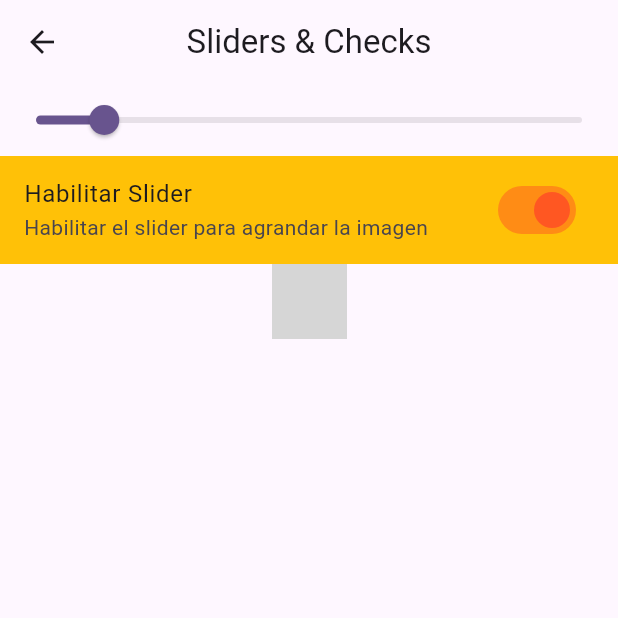
After one commit to arodriguezgim/PMDM2526, a Flutter app: the SlidersScreen screen opened by its route, on a phone screen of 412 x 824 dp, the top half of it. The commit adds this screen. Run offline on Flutter 3.47's test engine with Material 3 defaults, Android fonts, the phone set to English and light mode, and no system bars; network calls fail; grey boxes are pictures that could not be loaded.

Commit message:
Fin clase miercoles

```diff
--- a/Flutter/componentes/lib/config/routes/menu_items.dart
+++ b/Flutter/componentes/lib/config/routes/menu_items.dart
@@ -46,4 +46,10 @@ final menuItems = <MenuItem>[
     link: '/alertas',
     icono: Icons.alarm_add_outlined,
   ),
+  MenuItem(
+    titulo: 'Sliders & Checks',
+    subtitulo: 'Un simple ejemplo de sliders y checks en Flutter',
+    link: '/sliders',
+    icono: Icons.check_box,
+  ),
 ];
--- a/Flutter/componentes/lib/main.dart
+++ b/Flutter/componentes/lib/main.dart
@@ -19,7 +19,8 @@ class MyApp extends StatelessWidget {
         '/botones' : (context)=> BotonesScreen(),
         '/listas' : (context)=> ListasScreen(),
         '/tarjetas' : (context)=> TarjetasScreen(),
-        '/alertas'  : (context)=> AlertasScreen()
+        '/alertas'  : (context)=> AlertasScreen(),
+        '/sliders'  : (context)=> SlidersScreen()
       },
     );
   }
--- a/Flutter/componentes/lib/presentation/screens/screens.dart
+++ b/Flutter/componentes/lib/presentation/screens/screens.dart
@@ -1,3 +1,5 @@
+export 'package:componentes/presentation/screens/sliders_screen.dart';
+
 export 'package:componentes/presentation/screens/alerta_screen.dart';
 
 export 'package:componentes/presentation/screens/botones_screen.dart';
--- /dev/null
+++ b/Flutter/componentes/lib/presentation/screens/sliders_screen.dart
@@ -0,0 +1,82 @@
+import 'package:flutter/material.dart';
+
+class SlidersScreen extends StatefulWidget {
+  const SlidersScreen({super.key});
+
+  @override
+  State<SlidersScreen> createState() => _SlidersScreenState();
+}
+
+class _SlidersScreenState extends State<SlidersScreen> {
+
+  double _sliderValue = 50;
+  bool _checkValue = true;
+  @override
+  Widget build(BuildContext context) {
+    return Scaffold(
+      appBar: AppBar(title: Text('Sliders & Checks'),),
+      body: Column(
+        children: [
+          Slider.adaptive(
+            activeColor: Theme.of(context).primaryColor,
+            //divisions: 10,
+            min: 0,
+            max: 400,
+            value: _sliderValue,
+            onChanged: _checkValue ?
+            ( value ){
+              setState(() {
+                _sliderValue = value;
+              });
+            }
+            : null),
+            /*
+          Checkbox.adaptive(
+            value: _checkValue,
+            onChanged: ( value ){
+              setState(() {
+                _checkValue = value!;
+              });
+            }
+          ),
+          CheckboxListTile(
+            title: Text('Habilitar Slider'),
+            value: _checkValue,
+            onChanged: ( value ){
+              setState(() {
+                _checkValue = value!;
+              });
+            }
+            ),
+          Switch(value: _checkValue,
+            onChanged: ( value ){
+              setState(() {
+                _checkValue = value!;
+              });
+            }),*/
+          SwitchListTile(
+            activeThumbColor: Colors.deepOrange,
+            tileColor: Colors.amber,
+            subtitle: Text('Habilitar el slider para agrandar la imagen'),
+            title: Text('Habilitar Slider'),
+            value: _checkValue,
+            onChanged: ( value ){
+              setState(() {
+                _checkValue = value!;
+              });
+            }),
+          Expanded(
+              child: SingleChildScrollView(
+                child: Image(
+                  image: NetworkImage('https://cdn.pixabay.com/photo/2020/07/06/17/51/batman-5377804_1280.png'),
+                  fit: BoxFit.contain,
+                  width: _sliderValue,
+                ),
+              ),
+          ),
+          SizedBox( height: 30,)
+        ],
+      ),
+    );
+  }
+}
```
Also changed, not shown: Flutter/componentes/lib/presentation/screens/alerta_screen.dart (+87 -0 lines).
